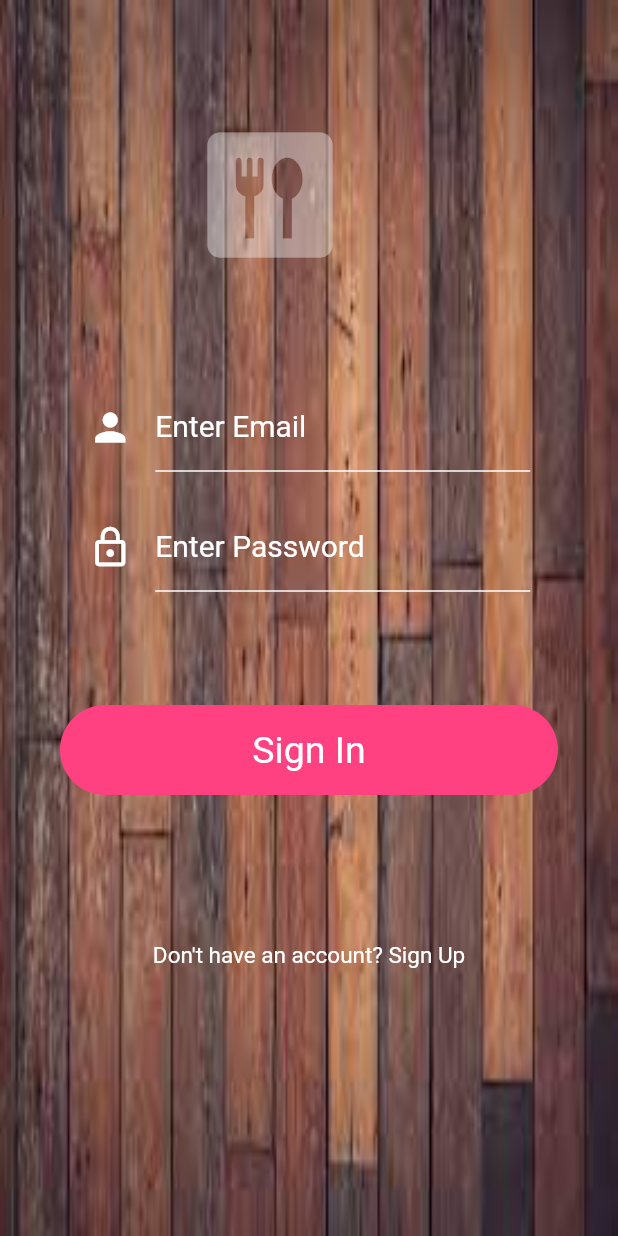
After one commit to Jenil666/singlechild_and_multichild_layout, a Flutter app: the Screen10 screen opened directly, on a phone screen of 412 x 824 dp. The commit adds this screen. Run offline on Flutter 3.47's test engine with Material 2 defaults, Android fonts, the phone set to English and light mode, and no system bars.

Commit message:
21-1-23 2:00

```diff
--- /dev/null
+++ b/lib/Screen10.dart
@@ -0,0 +1,106 @@
+import 'package:flutter/cupertino.dart';
+import 'package:flutter/material.dart';
+
+class Screen10 extends StatefulWidget {
+  const Screen10({Key? key}) : super(key: key);
+
+  @override
+  State<Screen10> createState() => _Screen10State();
+}
+
+class _Screen10State extends State<Screen10> {
+  @override
+  Widget build(BuildContext context) {
+    return SafeArea(
+      child: Scaffold(
+        body: Stack(
+          children: [
+            Container(
+              height: double.infinity,
+              width: double.infinity,
+              child: Image.asset("assets/images/wood.jpg",fit: BoxFit.fill,),
+            ),
+            Padding(
+              padding: EdgeInsets.only(top: 80,left: 130),
+              child: Icon(Icons.dining,size: 100,color: Colors.white38,),
+            ),
+            Padding(
+              padding: const EdgeInsets.only(top: 250),
+              child: Container(
+                height: 70,
+                alignment: Alignment.center,
+                //color: Colors.red,
+                child: Row(
+                  mainAxisAlignment: MainAxisAlignment.center,
+                    children: [
+                      Icon(Icons.person,color: Colors.white,size: 30,),
+                      SizedBox(width: 15,),
+                      Container(
+                        width: 250,
+                        child: TextField(
+                          decoration: InputDecoration(
+                            label: Text("Enter Email",style: TextStyle(color: Colors.white,fontSize: 20),),
+                            focusedBorder: UnderlineInputBorder(
+                              borderSide: BorderSide(color: Colors.white),),
+                            enabledBorder: UnderlineInputBorder(
+                              borderSide: BorderSide(color: Colors.white)
+                            )
+                          ),
+                        ),
+                      ),
+                    ],
+                  ),
+              ),
+            ),
+            Padding(
+              padding: const EdgeInsets.only(top: 330),
+              child: Container(
+                height: 70,
+                alignment: Alignment.center,
+                //color: Colors.red,
+                child: Row(
+                  mainAxisAlignment: MainAxisAlignment.center,
+                    children: [
+                      Icon(Icons.lock_outline,color: Colors.white,size: 30,),
+                      SizedBox(width: 15,),
+                      Container(
+                        width: 250,
+                        child: TextField(
+                          decoration: InputDecoration(
+                            label: Text("Enter Password",style: TextStyle(color: Colors.white,fontSize: 20),),
+                            focusedBorder: UnderlineInputBorder(
+                              borderSide: BorderSide(color: Colors.white),),
+                            enabledBorder: UnderlineInputBorder(
+                              borderSide: BorderSide(color: Colors.white)
+                            )
+                          ),
+                        ),
+                      ),
+                    ],
+                  ),
+              ),
+            ),
+            Padding(
+              padding: const EdgeInsets.only(top: 430),
+              child: Container(
+                margin: EdgeInsets.all(40),
+                height: 60,
+                width: double.infinity,
+                alignment: Alignment.center,
+                child: Text("Sign In",style: TextStyle(color: Colors.white,fontSize: 25),),
+                decoration: BoxDecoration(
+                  color: Colors.pinkAccent,
+                  borderRadius: BorderRadius.circular(50),
+                ),
+              ),
+            ),
+            Padding(
+              padding: const EdgeInsets.only(top: 450),
+              child: Center(child: Text("Don't have an account? Sign Up",style: TextStyle(color: Colors.white,fontSize: 15),)),
+            )
+          ],
+        ),
+      ),
+    );
+  }
+}
```
Also changed, not shown: lib/Screen11.dart (added, +169 -0 lines), lib/main.dart (+11 -9 lines), assets/images/watch1.jpg (added), assets/images/wood.jpg (added).
